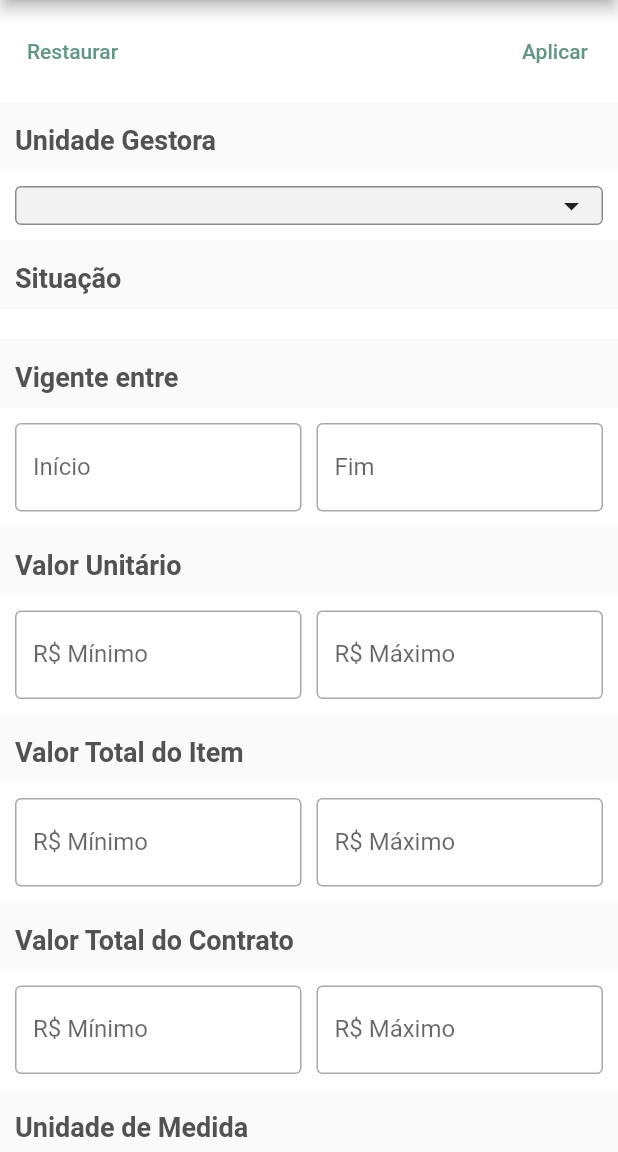
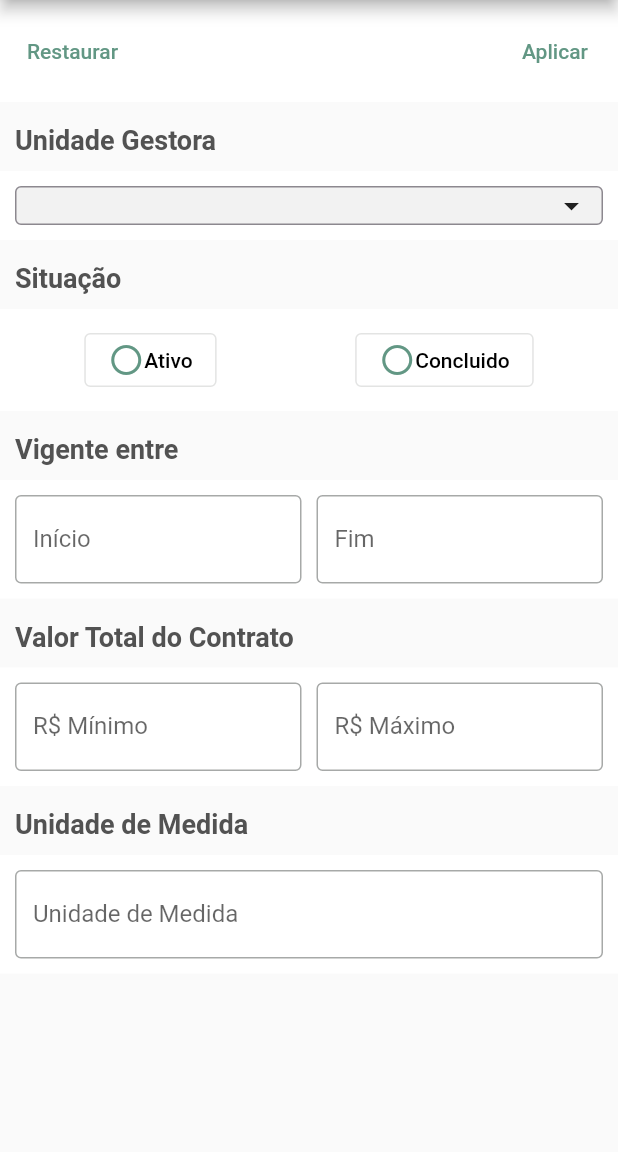
Before and after one commit to erickmsdantas/contratos_mpf_flutter, a Flutter app: the ContratosFiltroScreen screen opened directly with empty values, on a phone screen of 412 x 824 dp, the part 84-1236 px from its top. Run offline on Flutter 3.47's test engine with Material 3 defaults, Android fonts, the phone set to English and light mode, and no system bars; our stand-ins replace cloud_firestore, firebase_auth, firebase_core, firebase_storage, firebase_ui_firestore, font_awesome_flutter and 1 more; missing offline and left inert: firebase_ui_auth, firebase_ui_oauth_google, wolt_modal_sheet; accounts and stored records are empty; Roboto replaces fonts that are missing (Source Sans Pro).

Commit message:
Adicionado filtros

```diff
--- a/lib/contratos/screens/contratos_filtro_screen.dart
+++ b/lib/contratos/screens/contratos_filtro_screen.dart
@@ -2,6 +2,7 @@ import 'package:contratos_mpf/service.dart';
 import 'package:contratos_mpf/utils/filtro_contratos.dart';
 import 'package:contratos_mpf/widgets/combo_box.dart';
 import 'package:contratos_mpf/widgets/select.dart';
+import 'package:contratos_mpf/widgets/radio_button.dart';
 import 'package:contratos_mpf/widgets/multiple_select.dart';
 import 'package:contratos_mpf/widgets/filtro_item.dart';
 import 'package:contratos_mpf/widgets/filtro_item_intervalo.dart';
@@ -30,6 +31,7 @@ class _ContratosFiltroScreenState extends State<ContratosFiltroScreen> {
 
   @override
   void initState() {
+    filtroContratos = widget.filtroContratos;
     super.initState();
   }
 
@@ -117,16 +119,22 @@ class _ContratosFiltroScreenState extends State<ContratosFiltroScreen> {
       child: Row(
         mainAxisAlignment: MainAxisAlignment.spaceAround,
         children: [
-          /*CustomRadioButton(
+          RadioButton(
             texto: "Ativo",
-            valor: 1,
-            grupo: 0,
+            selecionado: filtroContratos.situacao.ativo,
+            onChanged: (value) {
+              filtroContratos.situacao =
+                  (ativo: value, concluido: filtroContratos.situacao.concluido);
+            },
           ),
-          CustomRadioButton(
+          RadioButton(
             texto: "Concluido",
-            valor: 2,
-            grupo: 0,
-          ),*/
+            selecionado: filtroContratos.situacao.concluido,
+            onChanged: (value) {
+              filtroContratos.situacao =
+                  (ativo: filtroContratos.situacao.ativo, concluido: value);
+            },
+          ),
         ],
       ),
     );
@@ -138,7 +146,7 @@ class _ContratosFiltroScreenState extends State<ContratosFiltroScreen> {
     );
   }
 
-  _valorUnitario() {
+  /*_valorUnitario() {
     return FiltroItemIntervalo(
       titulo: "Valor Unitário",
       onChangedMin: (value) {
@@ -164,18 +172,20 @@ class _ContratosFiltroScreenState extends State<ContratosFiltroScreen> {
         //(max: value, min: filtroContratos.valorTotalContrato.min);
       },
     );
-  }
+  }*/
 
   _valorTotalContrato() {
     return FiltroItemIntervalo(
       titulo: "Valor Total do Contrato",
+      initialMin: filtroContratos.valorTotalContrato.min,
+      initialMax: filtroContratos.valorTotalContrato.max,
       onChangedMin: (value) {
         filtroContratos.valorTotalContrato =
             (max: filtroContratos.valorTotalContrato.max, min: value);
       },
       onChangedMax: (value) {
         filtroContratos.valorTotalContrato =
-        (max: value, min: filtroContratos.valorTotalContrato.min);
+            (max: value, min: filtroContratos.valorTotalContrato.min);
       },
     );
   }
@@ -214,7 +224,9 @@ class _ContratosFiltroScreenState extends State<ContratosFiltroScreen> {
                 mainAxisAlignment: MainAxisAlignment.spaceBetween,
                 children: [
                   TextButton(
-                    onPressed: () {},
+                    onPressed: () {
+                      Navigator.pop(context, FiltroContratos());
+                    },
                     child: const Text("Restaurar"),
                   ),
                   TextButton(
@@ -229,8 +241,8 @@ class _ContratosFiltroScreenState extends State<ContratosFiltroScreen> {
             _unidadeGestora(context),
             _situacao(),
             _vigenteEntre(),
-            _valorUnitario(),
-            _valorTotalItem(),
+            /*_valorUnitario(),
+            _valorTotalItem(),*/
             _valorTotalContrato(),
             _unidadeMedida(),
           ],
--- a/lib/utils/filtro_contratos.dart
+++ b/lib/utils/filtro_contratos.dart
@@ -1,6 +1,6 @@
-
 class FiltroContratos {
   List<String> unidadesGestoras = [];
+  ({bool ativo, bool concluido}) situacao = (ativo: false, concluido: false);
   //({String inicio, String fim}) vigenteEntre = (0, 0);
   ({double min, double max}) valorUnitario = (min: 0.0, max: 0.0);
   ({double min, double max}) valorTotalItem = (min: 0.0, max: 0.0);
--- a/lib/widgets/currency_input.dart
+++ b/lib/widgets/currency_input.dart
@@ -27,7 +27,8 @@ class CurrencyInputFormatter extends TextInputFormatter {
     }
 
     if (parteCent != null) {
-      parteCent = ',${parteCent.substring(0, parteCent.length > 2 ? 2 : parteCent.length)}';
+      parteCent =
+          ',${parteCent.substring(0, parteCent.length > 2 ? 2 : parteCent.length)}';
       newText = newText + parteCent;
     }
 
@@ -36,29 +37,38 @@ class CurrencyInputFormatter extends TextInputFormatter {
 
     return newValue.copyWith(
         text: newText,
-        selection: TextSelection.collapsed(offset: newText.length - selectionIndexFromTheRight));
+        selection: TextSelection.collapsed(
+            offset: newText.length - selectionIndexFromTheRight));
   }
 }
 
 class CurrencyInput extends StatelessWidget {
-  CurrencyInput({super.key, required this.labelText, required this.onChanged});
+  CurrencyInput(
+      {super.key,
+      required this.labelText,
+      required this.onChanged,
+      String this.initialValue = ''});
 
   String labelText;
 
+  String initialValue;
+
   final Function onChanged;
-
 
   @override
   Widget build(BuildContext context) {
     return TextField(
+      controller: TextEditingController(text: initialValue),
       onChanged: (text) {
         onChanged(text);
       },
       decoration: InputDecoration(
-        label: Row(children: [
-          const Text("R\$ "),
-          Text(labelText),
-        ],),
+        label: Row(
+          children: [
+            const Text("R\$ "),
+            Text(labelText),
+          ],
+        ),
         border: const OutlineInputBorder(),
       ),
       keyboardType: TextInputType.number,
@@ -67,5 +77,4 @@ class CurrencyInput extends StatelessWidget {
       ],
     );
   }
-
 }
--- a/lib/widgets/filtro_item_intervalo.dart
+++ b/lib/widgets/filtro_item_intervalo.dart
@@ -2,17 +2,30 @@ import 'package:contratos_mpf/widgets/currency_input.dart';
 import 'package:contratos_mpf/widgets/filtro_item.dart';
 import 'package:flutter/cupertino.dart';
 import 'package:flutter/material.dart';
+import 'package:intl/intl.dart';
 
 class FiltroItemIntervalo extends StatelessWidget {
-  FiltroItemIntervalo({super.key, required this.titulo, required this.onChangedMin, required this.onChangedMax});
+  FiltroItemIntervalo({
+    super.key,
+    required this.titulo,
+    required this.onChangedMin,
+    required this.onChangedMax,
+    double this.initialMin = 0,
+    double this.initialMax = 0,
+  });
 
   String titulo;
+
+  double initialMin = 0;
+  double initialMax = 0;
 
   final Function onChangedMin;
   final Function onChangedMax;
 
   @override
   Widget build(BuildContext context) {
+    NumberFormat numberFormat = NumberFormat.decimalPattern('pt_BR');
+
     return FiltroItem(
       titulo: titulo,
       child: Row(
@@ -21,19 +34,24 @@ class FiltroItemIntervalo extends StatelessWidget {
             child: Padding(
               padding: const EdgeInsets.only(right: 5),
               child: CurrencyInput(
-                labelText: "Mínimo", onChanged: (value) {
-                onChangedMin(value);
-              }
-              ),
+                  labelText: "Mínimo",
+                  initialValue:
+                      initialMin == 0 ? '' : numberFormat.format(initialMin),
+                  onChanged: (value) {
+                    onChangedMin(numberFormat.parse(value));
+                  }),
             ),
           ),
           Expanded(
             child: Padding(
               padding: const EdgeInsets.only(left: 5),
               child: CurrencyInput(
-                labelText: "Máximo", onChanged: (value) {
-                onChangedMax(value);
-              },
+                labelText: "Máximo",
+                initialValue:
+                    initialMax == 0 ? '' : numberFormat.format(initialMax),
+                onChanged: (value) {
+                  onChangedMax(numberFormat.parse(value));
+                },
               ),
             ),
           ),
--- /dev/null
+++ b/lib/widgets/radio_button.dart
@@ -0,0 +1,45 @@
+import 'package:flutter/cupertino.dart';
+import 'package:flutter/material.dart';
+
+class RadioButton extends StatefulWidget {
+  RadioButton(
+      {super.key,
+      required this.texto,
+      required this.selecionado,
+      required this.onChanged});
+
+  String texto;
+  bool selecionado;
+  final ValueChanged<bool> onChanged;
+
+  @override
+  State<RadioButton> createState() => _RadioButtonState();
+}
+
+class _RadioButtonState extends State<RadioButton> {
+  @override
+  Widget build(BuildContext context) {
+    // TODO: implement build
+    return OutlinedButton(
+      onPressed: () {
+        setState(() {
+          widget.selecionado = !widget.selecionado;
+          widget.onChanged(widget.selecionado);
+        });
+      },
+      child: Row(
+        children: [
+          widget.selecionado
+              ? const Icon(Icons.radio_button_on)
+              : const Icon(Icons.radio_button_off),
+          Text(
+            widget.texto,
+            style: TextStyle(
+              color: (widget.selecionado) ? Colors.green : Colors.black,
+            ),
+          ),
+        ],
+      ),
+    );
+  }
+}
```
Also changed, not shown: lib/contratos/models/contrato.dart (+4 -3 lines), lib/contratos/screens/contrato_detalhes.dart (+39 -8 lines), lib/contratos/widgets/contratos_lista.dart (+125 -22 lines), lib/main.dart (+8 -3 lines), pubspec.yaml (+12 -9 lines).
